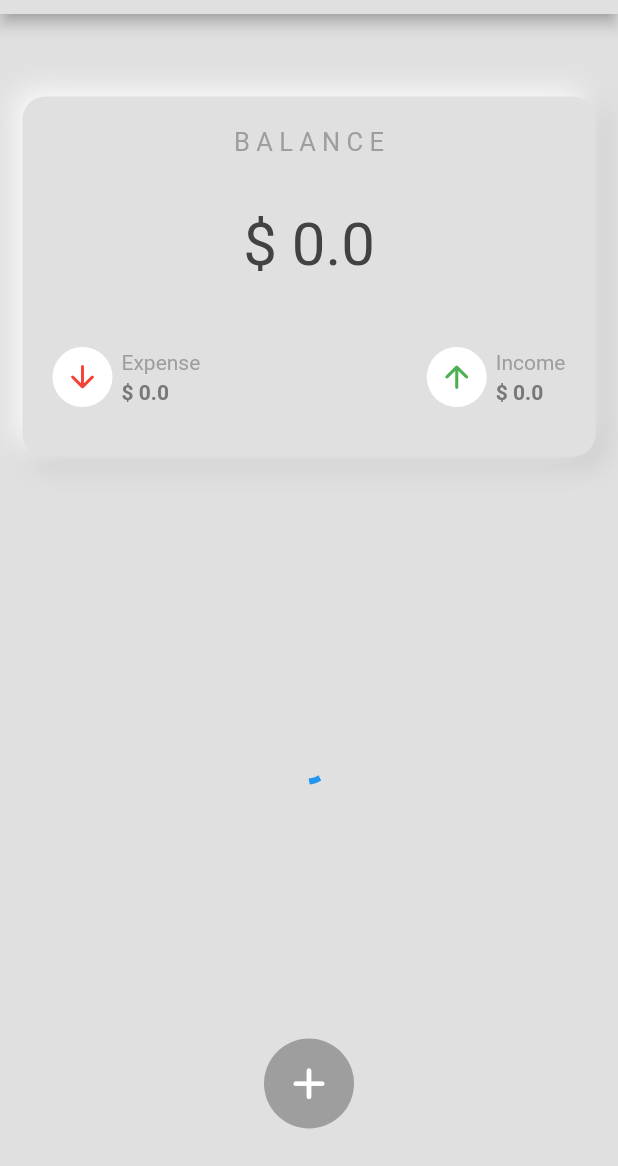
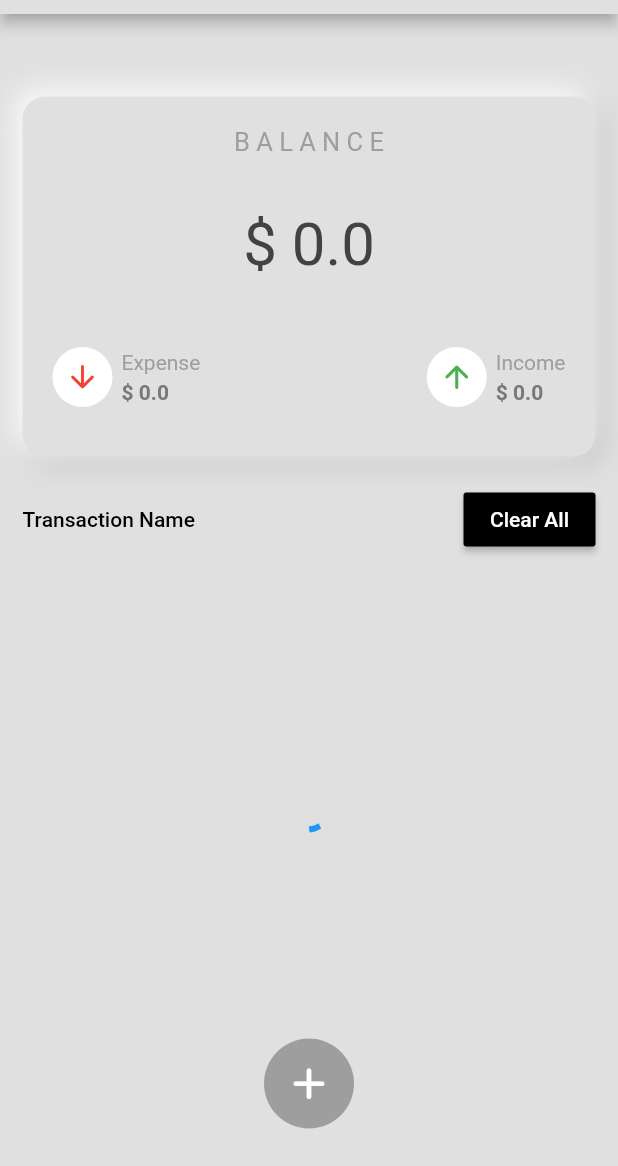
Before and after one commit to Daniel-Grayson/ExpenseTrackerApp, a Flutter app: the screen it shows after launch, on a phone screen of 412 x 824 dp, the part 70-1236 px from its top. Run offline on Flutter 3.47's test engine with Material 2 defaults, Android fonts, the phone set to English and light mode, and no system bars; missing offline and left inert: gsheets; key blocks and very long unbroken strings in the code were emptied for the run.

Commit message:
added a delete and clear button

```diff
--- a/lib/home.dart
+++ b/lib/home.dart
@@ -322,6 +322,30 @@ class _HomePageState extends State<MyApp> {
               income: GoogleSheetsApi.calculateIncome().toString(),
               expense: GoogleSheetsApi.calculateExpense().toString(),
             ),
+            Padding(
+              padding: const EdgeInsets.symmetric(
+                vertical: 8.0,
+                horizontal: 10,
+              ),
+              child: Row(
+                mainAxisAlignment: MainAxisAlignment.spaceBetween,
+                children: [
+                  const Text('Transaction Name',
+                      style: TextStyle(
+                        color: Colors.black,
+                        fontWeight: FontWeight.w500,
+                      )),
+                  MaterialButton(
+                    onPressed: () {},
+                    child: const Text('Clear All',
+                        style: TextStyle(
+                          color: Colors.white,
+                        )),
+                    color: Colors.black,
+                  ),
+                ],
+              ),
+            ),
             Expanded(
               child: Center(
                 child: Column(
```
Also changed, not shown: lib/transactions.dart (+14 -5 lines).
